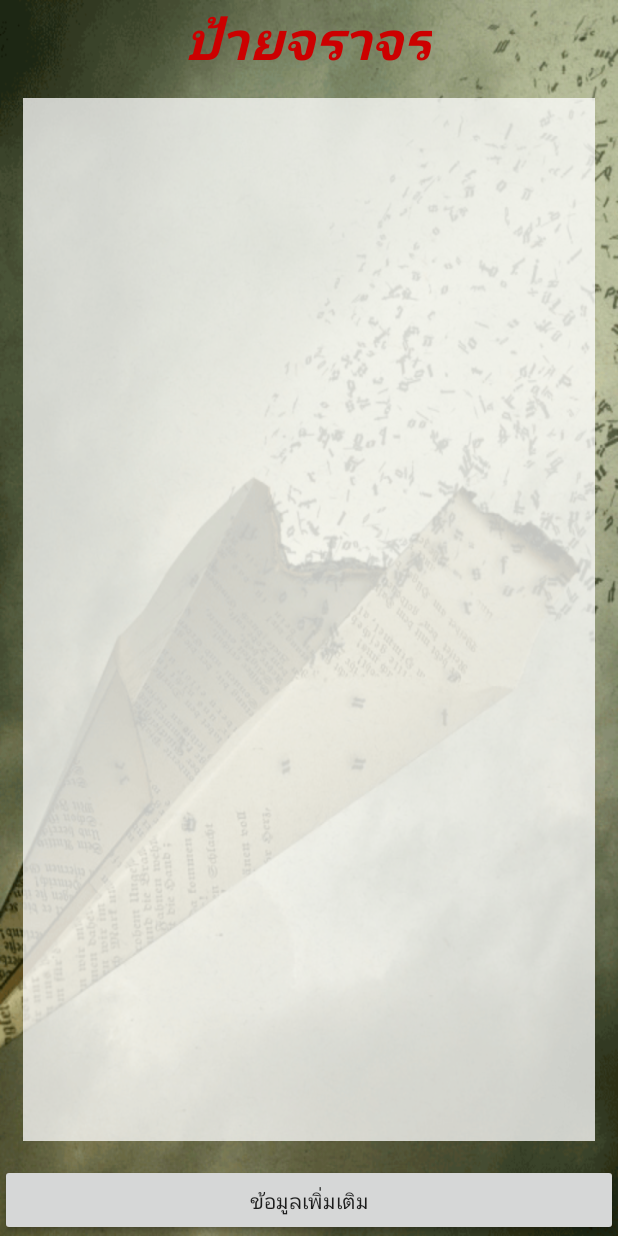
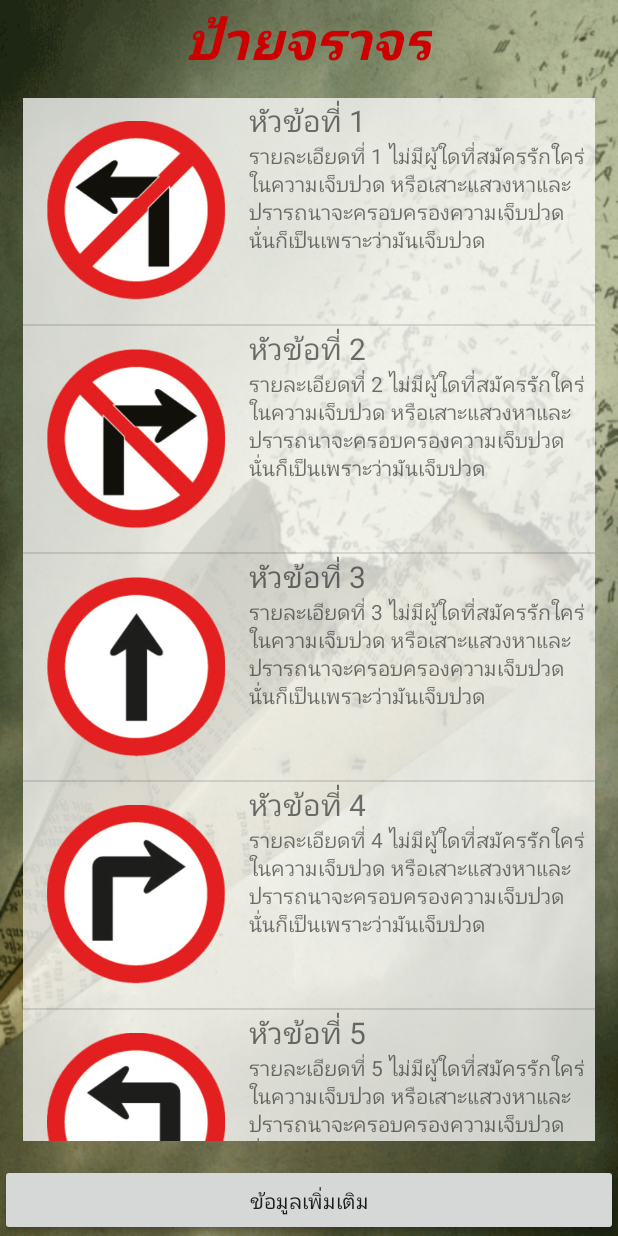
Before and after one commit to kwanpk/myfirstapptest, an Android app: the screen it shows after launch (MainActivity), on a phone screen of 412 x 824 dp. Run offline under Robolectric (Android 15) with nearby library versions, the phone set to English and light mode, and no system bars.

Commit message:
Design UI Mylistview

```diff
--- a/app/src/main/java/comsci/kwan/myfirstapp/MainActivity.java
+++ b/app/src/main/java/comsci/kwan/myfirstapp/MainActivity.java
@@ -5,19 +5,43 @@ import android.net.Uri;
 import android.support.v7.app.AppCompatActivity;
 import android.os.Bundle;
 import android.view.View;
+import android.widget.ListView;
 
-public class  MainActivity extends AppCompatActivity {
+public class MainActivity extends AppCompatActivity {
+
+    //Exlicit
+    private ListView listView;
+    private int[] ints = new int[]{R.drawable.traffic_01, R.drawable.traffic_02, R.drawable.traffic_03,
+            R.drawable.traffic_04, R.drawable.traffic_05, R.drawable.traffic_06, R.drawable.traffic_07,
+            R.drawable.traffic_08, R.drawable.traffic_09, R.drawable.traffic_10, R.drawable.traffic_11,
+            R.drawable.traffic_12, R.drawable.traffic_13, R.drawable.traffic_14, R.drawable.traffic_15,
+            R.drawable.traffic_16, R.drawable.traffic_17, R.drawable.traffic_18, R.drawable.traffic_19,
+            R.drawable.traffic_20};
+    private String[] titleStrings, detailStrings;
 
     @Override
     protected void onCreate(Bundle savedInstanceState) {
         super.onCreate(savedInstanceState);
         setContentView(R.layout.activity_main);
+
+        //Initial view ผูกตัวแปรกับไอดีของ view
+        listView = (ListView) findViewById(R.id.livTraffic);
+
+        //get value
+        titleStrings = getResources().getStringArray(R.array.title);
+        detailStrings = getResources().getStringArray(R.array.detail);
+
+        //create listview
+        MyAdapter myAdapter = new MyAdapter(MainActivity.this, ints, titleStrings, detailStrings);
+        listView.setAdapter(myAdapter);
+
     } // main method onCreate
 
-    public void onClickMoreInfo(View view){
+    public void onClickMoreInfo(View view) {
 
         Intent intent = new Intent(Intent.ACTION_VIEW);
         intent.setData(Uri.parse("https://www.dlt.go.th/th/dlt-knowledge/view.php?_did=111"));
         startActivity(intent);
+
     } // main method onclickmoreinfo
 } //main class
--- /dev/null
+++ b/app/src/main/java/comsci/kwan/myfirstapp/MyAdapter.java
@@ -0,0 +1,68 @@
+package comsci.kwan.myfirstapp;
+
+import android.content.Context;
+import android.content.ContextWrapper;
+import android.view.LayoutInflater;
+import android.view.View;
+import android.view.ViewGroup;
+import android.widget.BaseAdapter;
+import android.widget.ImageView;
+import android.widget.TextView;
+
+/**
+ * Created by kwan_raksasook on 23/2/2560.
+ */
+
+ // actvity นี้ สร้างเพื่อทำ layout เสมือน เพื่อนำไปแสดงผลบนหน้า main activity
+public class MyAdapter extends BaseAdapter {
+   // ประกาศตัวแปร(Exlicit)
+
+    private Context context;
+    private int[] ints;
+    private String[] titleStrings, detailStrings;
+
+    //กด alt+insert เลือก constructor เพื่อสืบทอดเสมือน
+    public MyAdapter(Context context, int[] ints, String[] titleStrings, String[] detailStrings) {
+        this.context = context;
+        this.ints = ints;
+        this.titleStrings = titleStrings;
+        this.detailStrings = detailStrings;
+    }
+
+    @Override
+    public int getCount() {  //ใช้นับจำนวนข้อมูลว่ามีกี่ข้อมูลและส่งต่อไปยัง getview
+        return ints.length;
+    }
+
+    @Override
+    public Object getItem(int position) {
+
+        return null;
+    }
+
+    @Override
+    public long getItemId(int position) {
+
+        return 0;
+    }
+
+    @Override
+    public View getView(int position, View convertView, ViewGroup parent) { //รับจำนวนขอมูลและแสดงผลบนหน้า app
+
+        LayoutInflater layoutInflater = (LayoutInflater) context.getSystemService(Context.LAYOUT_INFLATER_SERVICE);
+        View view = layoutInflater.inflate(R.layout.my_listview, parent, false);
+
+        //Initial view ผูกชื่อไอดีของ viewกับตัวแปร
+        ImageView imageView = (ImageView) view.findViewById(R.id.imvIcon);
+        TextView titleTextView = (TextView) view.findViewById(R.id.txtTitleLiv);
+        TextView detailTextView = (TextView) view.findViewById(R.id.txtDetailLiv);
+
+        //show view นำข้อมูลไปแสดงผลบนหนา app
+        imageView.setImageResource(ints [position]);
+        titleTextView.setText(titleStrings[position]);
+        detailTextView.setText(detailStrings[position]);
+
+        return view;
+
+    }
+} //Main Class
--- /dev/null
+++ b/app/src/main/res/values/my_content.xml
@@ -0,0 +1,53 @@
+<?xml version="1.0" encoding="utf-8"?>
+<resources>
+    <string-array name="title">
+        <item>หัวข้อที่ 1</item>
+        <item>หัวข้อที่ 2</item>
+        <item>หัวข้อที่ 3</item>
+        <item>หัวข้อที่ 4</item>
+        <item>หัวข้อที่ 5</item>
+        <item>หัวข้อที่ 6</item>
+        <item>หัวข้อที่ 7</item>
+        <item>หัวข้อที่ 8</item>
+        <item>หัวข้อที่ 9</item>
+        <item>หัวข้อที่ 10</item>
+        <item>หัวข้อที่ 11</item>
+        <item>หัวข้อที่ 12</item>
+        <item>หัวข้อที่ 13</item>
+        <item>หัวข้อที่ 14</item>
+        <item>หัวข้อที่ 15</item>
+        <item>หัวข้อที่ 16</item>
+        <item>หัวข้อที่ 17</item>
+        <item>หัวข้อที่ 18</item>
+        <item>หัวข้อที่ 19</item>
+        <item>หัวข้อที่ 20</item>
+
+    </string-array>
+
+    <string-array name="detail">
+        <item>รายละเอียดที่ 1 ไม่มีผู้ใดที่สมัครรักใคร่ในความเจ็บปวด หรือเสาะแสวงหาและปรารถนาจะครอบครองความเจ็บปวด นั่นก็เป็นเพราะว่ามันเจ็บปวด</item>
+        <item>รายละเอียดที่ 2 ไม่มีผู้ใดที่สมัครรักใคร่ในความเจ็บปวด หรือเสาะแสวงหาและปรารถนาจะครอบครองความเจ็บปวด นั่นก็เป็นเพราะว่ามันเจ็บปวด</item>
+        <item>รายละเอียดที่ 3 ไม่มีผู้ใดที่สมัครรักใคร่ในความเจ็บปวด หรือเสาะแสวงหาและปรารถนาจะครอบครองความเจ็บปวด นั่นก็เป็นเพราะว่ามันเจ็บปวด</item>
+        <item>รายละเอียดที่ 4 ไม่มีผู้ใดที่สมัครรักใคร่ในความเจ็บปวด หรือเสาะแสวงหาและปรารถนาจะครอบครองความเจ็บปวด นั่นก็เป็นเพราะว่ามันเจ็บปวด</item>
+        <item>รายละเอียดที่ 5 ไม่มีผู้ใดที่สมัครรักใคร่ในความเจ็บปวด หรือเสาะแสวงหาและปรารถนาจะครอบครองความเจ็บปวด นั่นก็เป็นเพราะว่ามันเจ็บปวด</item>
+        <item>รายละเอียดที่ 6 ไม่มีผู้ใดที่สมัครรักใคร่ในความเจ็บปวด หรือเสาะแสวงหาและปรารถนาจะครอบครองความเจ็บปวด นั่นก็เป็นเพราะว่ามันเจ็บปวด</item>
+        <item>รายละเอียดที่ 7 ไม่มีผู้ใดที่สมัครรักใคร่ในความเจ็บปวด หรือเสาะแสวงหาและปรารถนาจะครอบครองความเจ็บปวด นั่นก็เป็นเพราะว่ามันเจ็บปวด</item>
+        <item>รายละเอียดที่ 8 ไม่มีผู้ใดที่สมัครรักใคร่ในความเจ็บปวด หรือเสาะแสวงหาและปรารถนาจะครอบครองความเจ็บปวด นั่นก็เป็นเพราะว่ามันเจ็บปวด</item>
+        <item>รายละเอียดที่ 9 ไม่มีผู้ใดที่สมัครรักใคร่ในความเจ็บปวด หรือเสาะแสวงหาและปรารถนาจะครอบครองความเจ็บปวด นั่นก็เป็นเพราะว่ามันเจ็บปวด</item>
+        <item>รายละเอียดที่ 10 ไม่มีผู้ใดที่สมัครรักใคร่ในความเจ็บปวด หรือเสาะแสวงหาและปรารถนาจะครอบครองความเจ็บปวด นั่นก็เป็นเพราะว่ามันเจ็บปวด</item>
+        <item>รายละเอียดที่ 11 ไม่มีผู้ใดที่สมัครรักใคร่ในความเจ็บปวด หรือเสาะแสวงหาและปรารถนาจะครอบครองความเจ็บปวด นั่นก็เป็นเพราะว่ามันเจ็บปวด</item>
+        <item>รายละเอียดที่ 12 ไม่มีผู้ใดที่สมัครรักใคร่ในความเจ็บปวด หรือเสาะแสวงหาและปรารถนาจะครอบครองความเจ็บปวด นั่นก็เป็นเพราะว่ามันเจ็บปวด</item>
+        <item>รายละเอียดที่ 13 ไม่มีผู้ใดที่สมัครรักใคร่ในความเจ็บปวด หรือเสาะแสวงหาและปรารถนาจะครอบครองความเจ็บปวด นั่นก็เป็นเพราะว่ามันเจ็บปวด</item>
+        <item>รายละเอียดที่ 14 ไม่มีผู้ใดที่สมัครรักใคร่ในความเจ็บปวด หรือเสาะแสวงหาและปรารถนาจะครอบครองความเจ็บปวด นั่นก็เป็นเพราะว่ามันเจ็บปวด</item>
+        <item>รายละเอียดที่ 15 ไม่มีผู้ใดที่สมัครรักใคร่ในความเจ็บปวด หรือเสาะแสวงหาและปรารถนาจะครอบครองความเจ็บปวด นั่นก็เป็นเพราะว่ามันเจ็บปวด</item>
+        <item>รายละเอียดที่ 16 ไม่มีผู้ใดที่สมัครรักใคร่ในความเจ็บปวด หรือเสาะแสวงหาและปรารถนาจะครอบครองความเจ็บปวด นั่นก็เป็นเพราะว่ามันเจ็บปวด</item>
+        <item>รายละเอียดที่ 17 ไม่มีผู้ใดที่สมัครรักใคร่ในความเจ็บปวด หรือเสาะแสวงหาและปรารถนาจะครอบครองความเจ็บปวด นั่นก็เป็นเพราะว่ามันเจ็บปวด</item>
+        <item>รายละเอียดที่ 18 ไม่มีผู้ใดที่สมัครรักใคร่ในความเจ็บปวด หรือเสาะแสวงหาและปรารถนาจะครอบครองความเจ็บปวด นั่นก็เป็นเพราะว่ามันเจ็บปวด</item>
+        <item>รายละเอียดที่ 19 ไม่มีผู้ใดที่สมัครรักใคร่ในความเจ็บปวด หรือเสาะแสวงหาและปรารถนาจะครอบครองความเจ็บปวด นั่นก็เป็นเพราะว่ามันเจ็บปวด</item>
+        <item>รายละเอียดที่ 20 ไม่มีผู้ใดที่สมัครรักใคร่ในความเจ็บปวด หรือเสาะแสวงหาและปรารถนาจะครอบครองความเจ็บปวด นั่นก็เป็นเพราะว่ามันเจ็บปวด</item>
+
+
+
+    </string-array>
+
+</resources>
```
